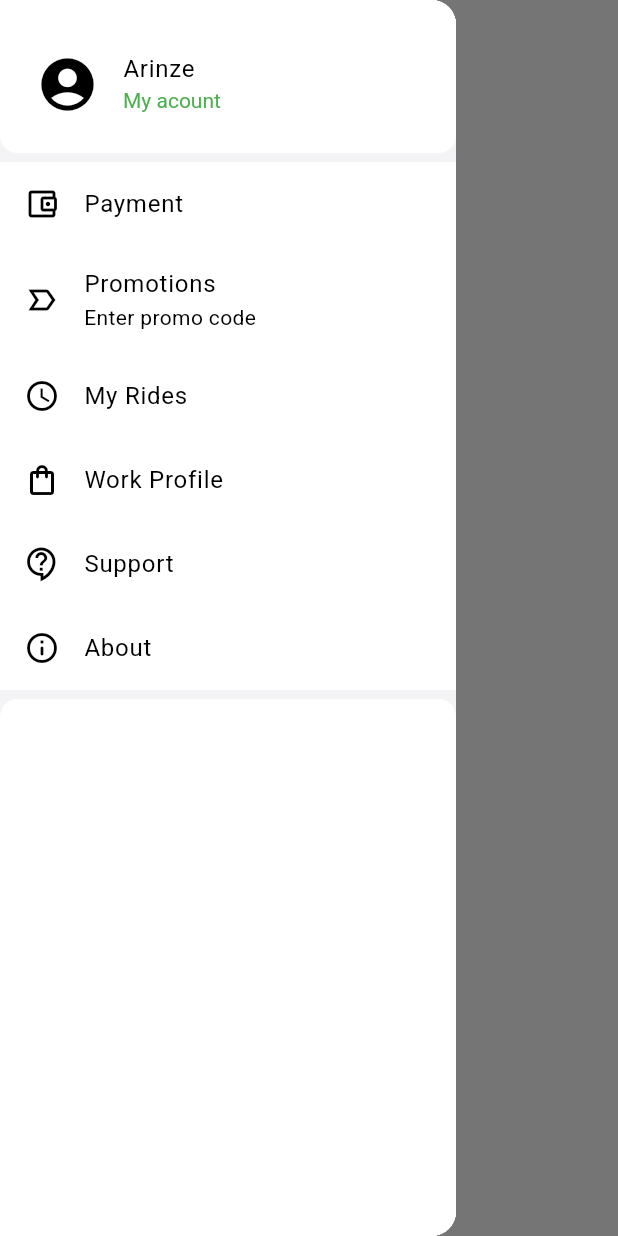
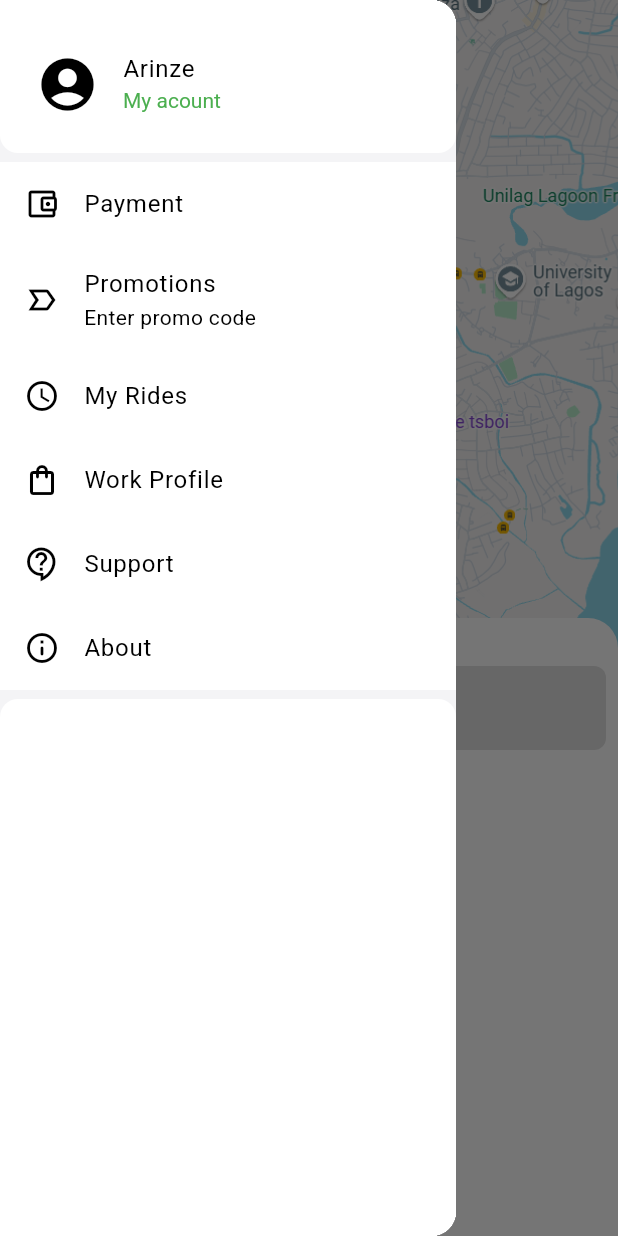
Before and after one commit to Eznira/bolt_ui, a Flutter app: the screen it shows after launch, with the side drawer open, on a phone screen of 412 x 824 dp. Run offline on Flutter 3.47's test engine with Material 3 defaults, Android fonts, the phone set to English and light mode, and no system bars.

Commit message:
working on home screen

```diff
--- a/lib/screens/home_screen.dart
+++ b/lib/screens/home_screen.dart
@@ -1,3 +1,4 @@
+import 'package:bolt_ui/constants/app_color.dart';
 import 'package:bolt_ui/widgets/app_drawer.dart';
 import 'package:flutter/material.dart';
 
@@ -12,9 +13,87 @@ class _HomeScreenState extends State<HomeScreen> {
   @override
   Widget build(BuildContext context) {
     return Scaffold(
-      drawer: MyDrawer(),
-      appBar: AppBar(
-        backgroundColor: Colors.transparent,
+      backgroundColor: Colors.grey,
+      drawer: const MyDrawer(),
+      // appBar: AppBar(
+      //   backgroundColor: Colors.transparent,
+      // ),
+      body: SizedBox.expand(
+        child: Stack(
+          children: [
+            Positioned.fill(
+              bottom: MediaQuery.of(context).size.height * 0.3,
+              child: Image.asset(
+                "assets/images/demo_map.png",
+                fit: BoxFit.cover,
+              ),
+            ),
+            Padding(
+              padding: const EdgeInsets.symmetric(
+                vertical: 20,
+                horizontal: 8,
+              ),
+              child: Material(
+                color: Colors.white,
+                shape: const CircleBorder(),
+                child: Builder(builder: (context) {
+                  return IconButton(
+                    onPressed: () {
+                      Scaffold.of(context).openDrawer();
+                    },
+                    icon: const Icon(
+                      Icons.menu,
+                    ),
+                  );
+                }),
+              ),
+            ),
+            Positioned(
+              child: DraggableScrollableSheet(builder: (context, controller) {
+                return Material(
+                  borderRadius: const BorderRadius.vertical(
+                    top: Radius.circular(20),
+                  ),
+                  child: Column(
+                    children: [
+                      Container(
+                        margin: EdgeInsets.all(10.0),
+                        height: 4,
+                        width: 40,
+                        decoration: BoxDecoration(
+                          color: Colors.grey.shade400,
+                          borderRadius: BorderRadius.circular(30),
+                        ),
+                      ),
+                      Padding(
+                        padding: const EdgeInsets.all(8.0),
+                        child: Material(
+                          borderRadius: BorderRadius.circular(8),
+                          color: Colors.grey.shade300,
+                          child: ListTile(
+                            shape: CircleBorder(),
+                            leading: CircleAvatar(
+                              radius: 16,
+                              child: Icon(
+                                Icons.search,
+                                color: Colors.grey.shade700,
+                              ),
+                              backgroundColor: Colors.grey.shade400,
+                            ),
+                            title: Text(
+                              "Where to?",
+                              style: AppTextStyle.body1,
+                            ),
+                          ),
+                        ),
+                      ),
+                    ],
+                  ),
+                );
+              }),
+            ),
+          ],
+        ),
       ),
     );
   }
--- a/pubspec.yaml
+++ b/pubspec.yaml
@@ -60,8 +60,8 @@ flutter:
   uses-material-design: true
 
   # To add assets to your application, add an assets section, like this:
-  # assets:
-  #   - images/a_dot_burr.jpeg
+  assets:
+    - assets/images/
   #   - images/a_dot_ham.jpeg
 
   # An image asset can refer to one or more resolution-specific "variants", see
```
Also changed, not shown: assets/images/demo_map.png (added).
